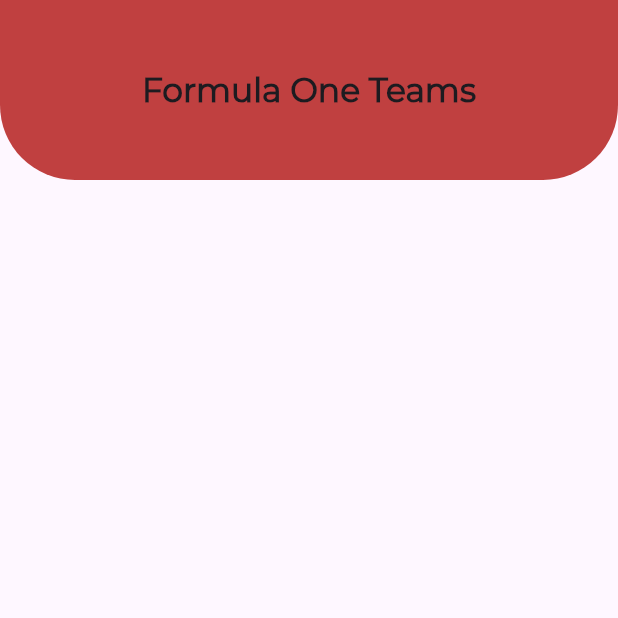
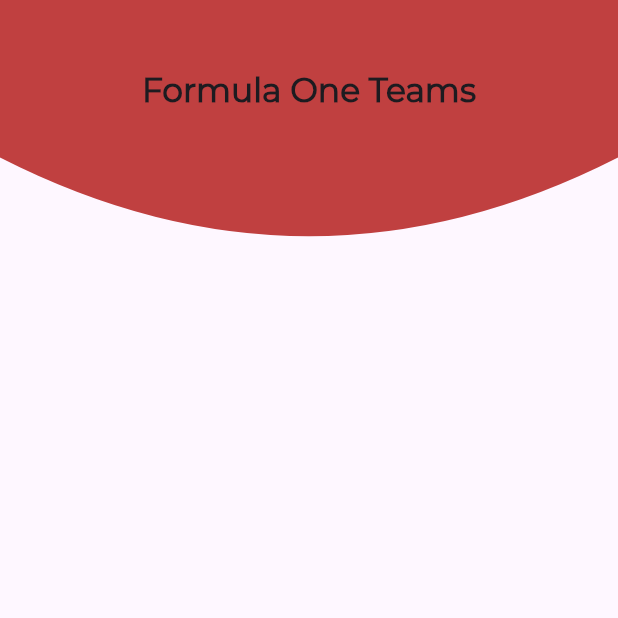
Before and after one commit to lucasbrun196/formula_one_app, a Flutter app: the screen it shows after launch, on a phone screen of 412 x 824 dp, the top half of it. Run offline on Flutter 3.47's test engine with Material 3 defaults, Android fonts, the phone set to English and light mode, and no system bars; our stand-ins replace flutter_modular.

Commit message:
wave app bar shape

```diff
--- a/lib/app/ui/app_bar.dart
+++ b/lib/app/ui/app_bar.dart
@@ -1,4 +1,5 @@
 import 'package:flutter/material.dart';
+import 'package:tests/app/ui/wave_shape.dart';
 
 class AppBarUi extends StatelessWidget implements PreferredSizeWidget {
   final String title;
@@ -13,8 +14,7 @@ class AppBarUi extends StatelessWidget implements PreferredSizeWidget {
     return AppBar(
       toolbarHeight: 120,
       backgroundColor: const Color.fromARGB(255, 192, 64, 64),
-      shape: RoundedRectangleBorder(
-          borderRadius: BorderRadius.vertical(bottom: Radius.circular(50))),
+      shape: WaveShape(),
       title: Text(
         title,
         style: TextStyle(
--- /dev/null
+++ b/lib/app/ui/wave_shape.dart
@@ -0,0 +1,50 @@
+import 'package:flutter/material.dart';
+
+class WaveShape extends OutlinedBorder {
+  const WaveShape({super.side});
+  Path _getPath(Rect rect) {
+    final Path path = Path();
+    final Size size = Size(rect.width, rect.height * 1.75);
+
+    final startPoint = size.height * 0.5;
+    path.lineTo(0, startPoint);
+
+    final center = Offset(size.width * 0.5, size.height);
+
+    final endPoint = Offset(size.width, size.height * 0.5);
+
+    path.quadraticBezierTo(center.dx, center.dy, endPoint.dx, endPoint.dy);
+
+    path.lineTo(size.width, 0);
+
+    path.close();
+
+    return path;
+  }
+
+  @override
+  OutlinedBorder copyWith({BorderSide? side}) {
+    return WaveShape(side: side ?? this.side);
+  }
+
+  @override
+  Path getInnerPath(Rect rect, {TextDirection? textDirection}) {
+    return _getPath(rect);
+  }
+
+  @override
+  Path getOuterPath(Rect rect, {TextDirection? textDirection}) {
+    return _getPath(rect);
+  }
+
+  @override
+  void paint(Canvas canvas, Rect rect, {TextDirection? textDirection}) {
+    if (rect.isEmpty) return;
+    canvas.drawPath(getOuterPath(rect), side.toPaint());
+  }
+
+  @override
+  ShapeBorder scale(double t) {
+    return WaveShape(side: side.scale(t));
+  }
+}
```
